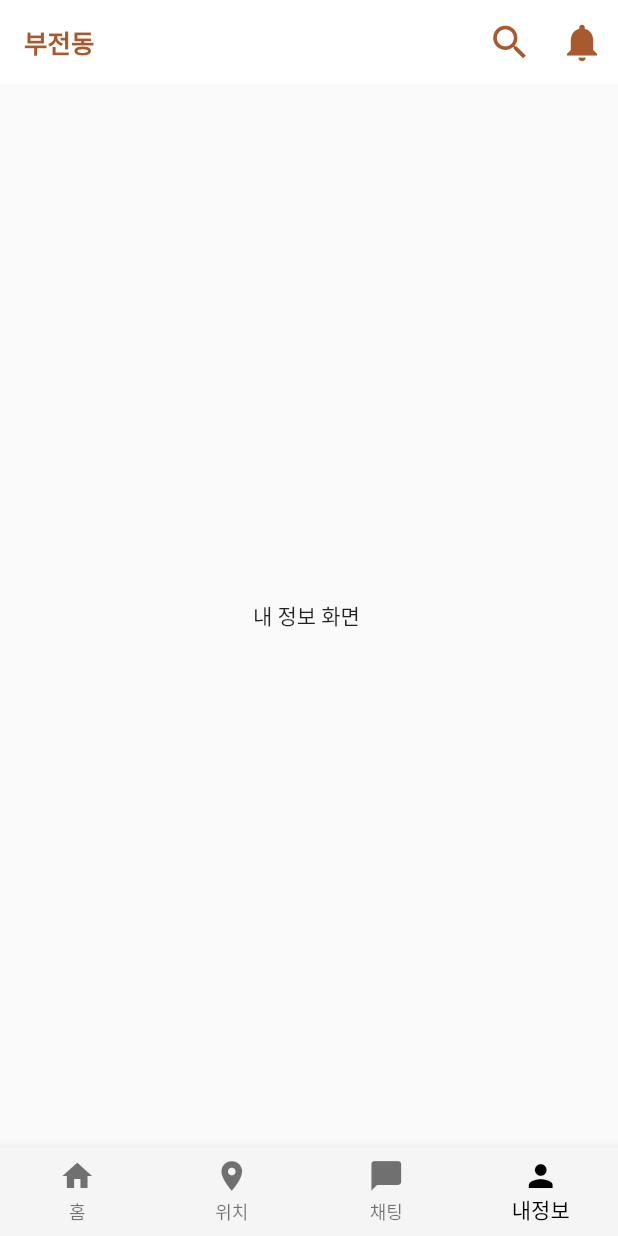
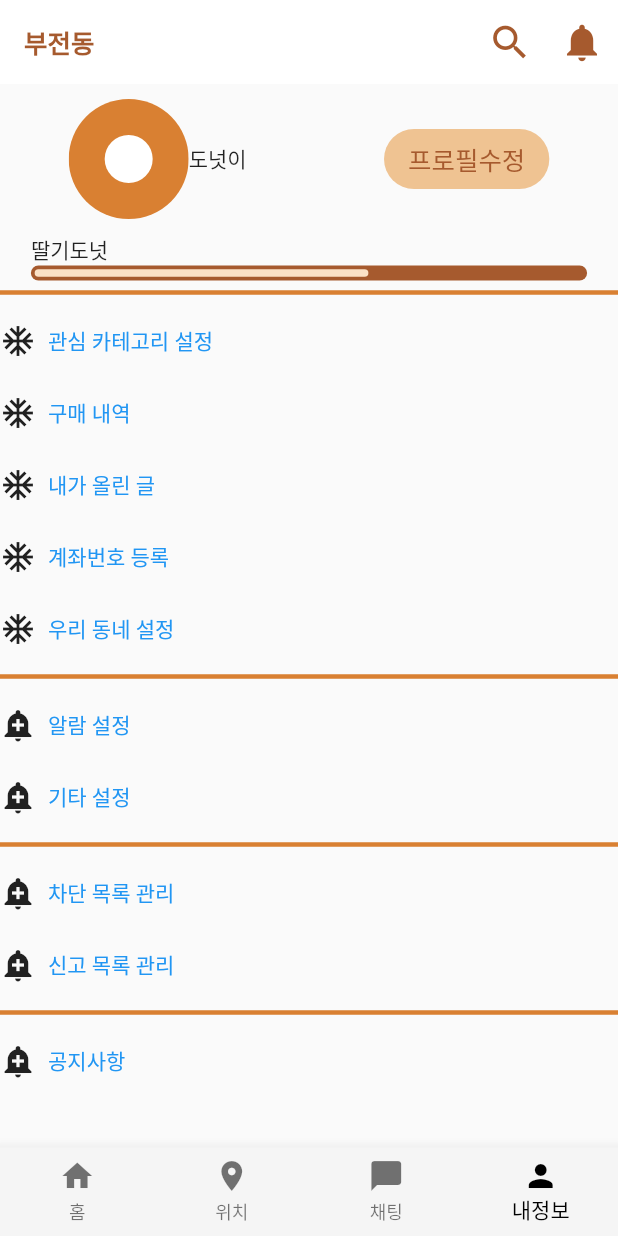
Before and after one commit to S-Sojung/group-buying-frontend, a Flutter app: the screen it shows after launch, item 4 of the bottom bar chosen, on a phone screen of 412 x 824 dp. Run offline on Flutter 3.47's test engine with Material 2 defaults, Android fonts, the phone set to English and light mode, and no system bars; our stand-ins replace dio, flutter_riverpod, flutter_secure_storage, flutter_svg, logger and 1 more; missing offline and left inert: dart:ffi; Roboto replaces fonts that are missing (HallymGothic).

Commit message:
KS1-100 Feat "마이페이지 화면구현"

```diff
--- /dev/null
+++ b/lib/views/pages/user/detail_page/components/donut_text_button.dart
@@ -0,0 +1,27 @@
+import 'package:flutter/material.dart';
+
+class DonutTextButton extends StatelessWidget {
+  final icon;
+  final String text;
+  final funRoute;
+
+
+  const DonutTextButton({
+    required this.icon,
+    required this.text,
+    required this. funRoute,
+  });
+
+  @override
+  Widget build(BuildContext context) {
+    return Row(
+      children: [
+        icon,
+        TextButton(
+          child: Text("$text"),
+          onPressed: funRoute,
+        ),
+      ],
+    );
+  }
+}
--- a/lib/views/pages/user/detail_page/user_detail_page.dart
+++ b/lib/views/pages/user/detail_page/user_detail_page.dart
@@ -1,12 +1,50 @@
+import 'package:donut/core/constants/theme.dart';
+import 'package:donut/model/rate/rate.dart';
+import 'package:donut/views/components/donut_button.dart';
+import 'package:donut/views/components/donut_rate_bar.dart';
+import 'package:donut/views/pages/user/detail_page/components/donut_text_button.dart';
 import 'package:flutter/material.dart';
+import 'package:flutter_svg/flutter_svg.dart';
 
 class UserDetailPage extends StatelessWidget {
   const UserDetailPage({Key? key}) : super(key: key);
 
   @override
   Widget build(BuildContext context) {
-    return Container(
-        child: Align(alignment:Alignment.center ,child: Text("내 정보 화면 "))
+    return SingleChildScrollView(
+      child: Column(
+        children: [
+          Row(
+            mainAxisAlignment: MainAxisAlignment.spaceAround,
+            children: [
+              Row(
+                children: [
+                  SizedBox(height: 100),
+                  SvgPicture.asset("assets/images/donut.svg", height: 80, width: 80,
+                  ),
+                  Text("도넛이"),
+                ],
+              ),
+              DonutRoundButton(text: "프로필수정", funPageRoute: (){}),
+            ],
+          ),
+          DonutRateBar(rates[1]),
+          Divider(color: donutColorBasic,thickness: 3),
+          DonutTextButton(icon: Icon(Icons.ac_unit), text: "관심 카테고리 설정", funRoute: (){}),
+          DonutTextButton(icon: Icon(Icons.ac_unit), text: "구매 내역", funRoute: (){}),
+          DonutTextButton(icon: Icon(Icons.ac_unit), text: "내가 올린 글", funRoute: (){}),
+          DonutTextButton(icon: Icon(Icons.ac_unit), text: "계좌번호 등록", funRoute: (){}),
+          DonutTextButton(icon: Icon(Icons.ac_unit), text: "우리 동네 설정", funRoute: (){}),
+          Divider(color: donutColorBasic,thickness: 3),
+          DonutTextButton(icon: Icon(Icons.add_alert), text: "알람 설정", funRoute: (){}),
+          DonutTextButton(icon: Icon(Icons.add_alert), text: "기타 설정", funRoute: (){}),
+          Divider(color: donutColorBasic,thickness: 3),
+          DonutTextButton(icon: Icon(Icons.add_alert), text: "차단 목록 관리", funRoute: (){}),
+          DonutTextButton(icon: Icon(Icons.add_alert), text: "신고 목록 관리", funRoute: (){}),
+          Divider(color: donutColorBasic,thickness: 3),
+          DonutTextButton(icon: Icon(Icons.add_alert), text: "공지사항", funRoute: (){}),
+        ],
+      ),
     );
   }
 }
```
